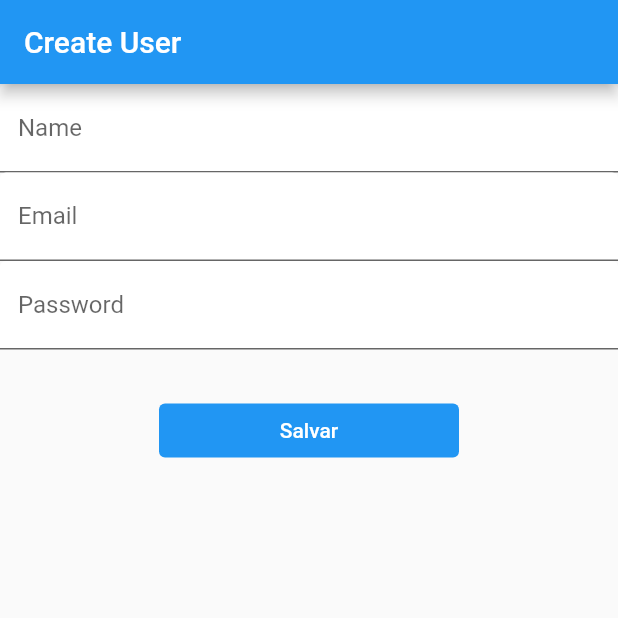
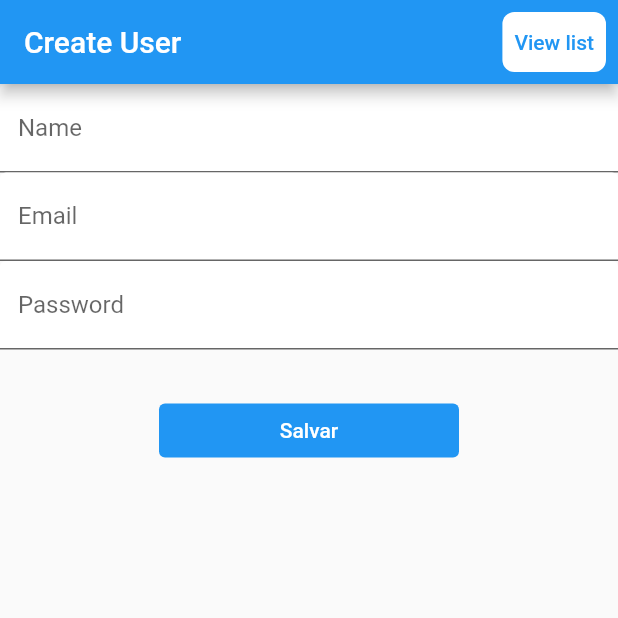
Before and after one commit to daniellberg/crud-flutter, a Flutter app: the screen it shows after launch, on a phone screen of 412 x 824 dp, the top half of it. Run offline on Flutter 3.47's test engine with Material 2 defaults, Android fonts, the phone set to English and light mode, and no system bars.

```diff
--- a/lib/user_form.dart
+++ b/lib/user_form.dart
@@ -41,6 +41,21 @@ TextEditingController controllerPass = TextEditingController();
     return Scaffold(
       appBar: AppBar(
         title: Text('Create User'),
+        actions: [
+          Container(
+            child: TextButton(
+              child: Text('View list'),
+              onPressed: (){
+                Navigator.popAndPushNamed(context, '/read');
+              },
+            ),
+            decoration: BoxDecoration(
+              color: Colors.white,
+              borderRadius: BorderRadius.all(Radius.circular(8)),
+            ),
+            margin: EdgeInsets.all(8),
+          )
+        ],
       ),
       body: Center(
         child: Column(
```
Also changed, not shown: lib/user_list.dart (+11 -0 lines).
